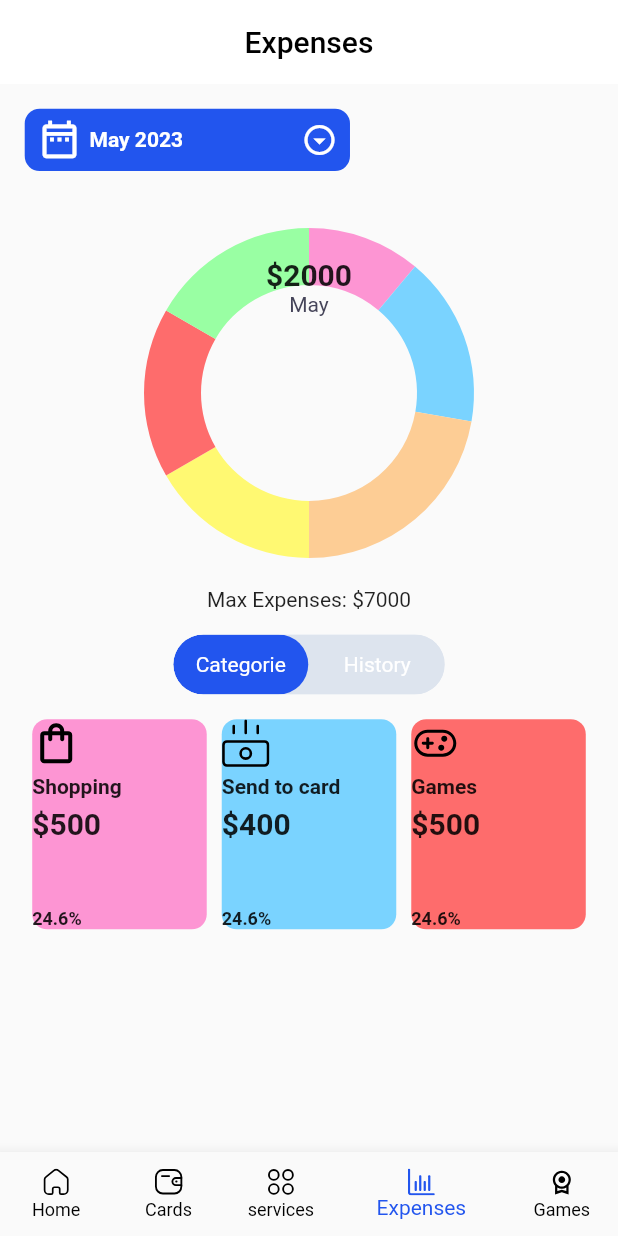
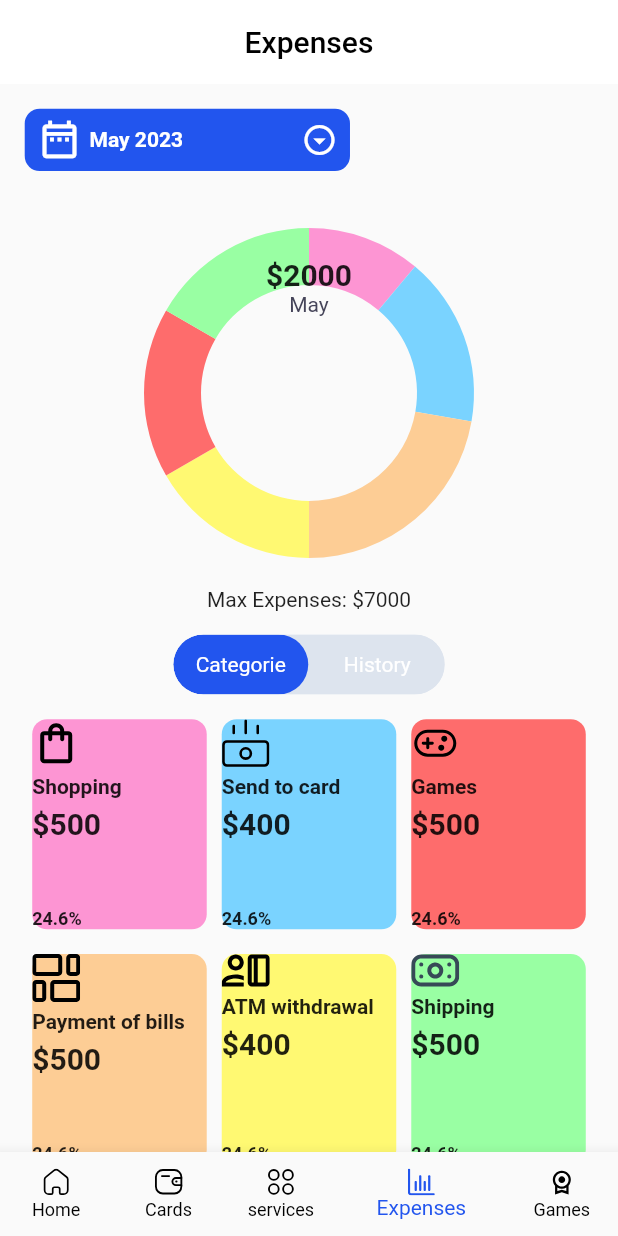
Before and after one commit to waleed750/tab_cash, a Flutter app: the screen it shows after launch, item 4 of the bottom bar chosen, on a phone screen of 412 x 824 dp. Run offline on Flutter 3.47's test engine with Material 2 defaults, Android fonts, the phone set to English and light mode, and no system bars; drawn by our look-alikes of toggle_switch; our stand-ins replace bloc, dio, equatable, flutter_bloc, flutter_svg, get_it and 3 more.

Commit message:
toggle fixed and cards added
Co-Authored-By: Mahmoud Hanafy <94074275+MahmoudHanaf@users.noreply.github.com>

```diff
--- a/tab_cash_orange/lib/features/authentication/presentation/cubit/home/cubit/home_cubit.dart
+++ b/tab_cash_orange/lib/features/authentication/presentation/cubit/home/cubit/home_cubit.dart
@@ -33,7 +33,7 @@ class HomeCubit extends Cubit<HomeState> {
 
   void switchButton(){
     emit(HomeSwitchButtonStartState());
-    labelIndex = labelIndex != 0 ? 1 : 0 ;
+    labelIndex = labelIndex == 0 ? 1 : 0 ;
     emit(HomeSwitchButtonEndState());
   }
 }
--- a/tab_cash_orange/lib/features/authentication/presentation/screens/expenses_screen.dart
+++ b/tab_cash_orange/lib/features/authentication/presentation/screens/expenses_screen.dart
@@ -111,27 +111,7 @@ class ExpensesScreen extends StatelessWidget {
                 const SizedBox(
                   height: 15.0,
                 ),
-                Center(child: ToggleSwitch(
-          minWidth: 90.0,
-          cornerRadius: 20.0,
-          activeBgColors: [
-            [AppColors.buttonColor],
-            [AppColors.buttonColor]
-          ],
-          activeFgColor: Colors.white,
-          inactiveBgColor: AppColors.disabledColor,
-          inactiveFgColor: Colors.white,
-          initialLabelIndex: cubit.labelIndex,
-          totalSwitches: 2,
-          labels: [
-            AppLocalizations.of(context)!.translate(AppStrings.categorie)!,
-            AppLocalizations.of(context)!.translate(AppStrings.history)!
-          ],
-          radiusStyle: true,
-          onToggle: (index) {
-              print(index);
-          },
-        )),
+                switchButton(context),
                 //!!!!!!!!!!!!!!!!!! Cards
                 if(cubit.labelIndex == 0 )...[
                     Container(
@@ -157,6 +137,34 @@ class ExpensesScreen extends StatelessWidget {
                       iconPath: IconManager.games_2Icon,
                       expenses: 500,
                       color: HexColor('FE6C6C')),
+
+                    ],
+                  ),
+                ),
+                 Container(
+                  margin: EdgeInsets.symmetric(
+                          horizontal: context.width * 0.04 ,
+
+                        ),
+                  child: Row(
+                    children: [
+                     cardWidget(context,
+                      color: HexColor('FDCD95') ,
+                      title: AppStrings.paymentOfBills ,
+                      iconPath: IconManager.billsIcon
+                      ),
+                      cardWidget(context,
+                      title: AppStrings.atmWithDrawal,
+                      color: HexColor('FFF972'),
+                      expenses: 400 ,
+                      iconPath: IconManager.atmIcon,
+                      ),
+                      cardWidget(context,
+                      title: AppStrings.shipping,
+                      iconPath: IconManager.shippingIcon,
+                      expenses: 500,
+                      color: HexColor('99FFA3')),
+
                     ],
                   ),
                 ),
--- a/tab_cash_orange/lib/features/authentication/presentation/widgets/card_widget.dart
+++ b/tab_cash_orange/lib/features/authentication/presentation/widgets/card_widget.dart
@@ -31,9 +31,11 @@ Widget cardWidget(BuildContext context , {
             fit: BoxFit.fitHeight,
             ) ,
           const SizedBox(height: 5.0,),
-          Text("${AppLocalizations.of(context)!.translate(title)??title}" , style: const TextStyle(
-            fontSize: 14.0 , fontWeight: FontWeight.bold ,overflow: TextOverflow.ellipsis
-          ),),
+          FittedBox(
+            child: Text("${AppLocalizations.of(context)!.translate(title)??title}" , style: const TextStyle(
+              fontSize: 14.0 , fontWeight: FontWeight.bold ,
+            ),),
+          ),
           const SizedBox(height: 5.0,),
           Text("\$$expenses" , style: const TextStyle(
             fontSize: 20.0 , fontWeight: FontWeight.bold ,
--- a/tab_cash_orange/lib/features/authentication/presentation/widgets/switch_button.dart
+++ b/tab_cash_orange/lib/features/authentication/presentation/widgets/switch_button.dart
@@ -1,28 +1,32 @@
-// import 'package:flutter/material.dart';
-// import 'package:flutter_bloc/flutter_bloc.dart';
-// import 'package:tab_cash_orange/config/localization/app_localizations.dart';
-// import 'package:tab_cash_orange/core/utils/app_colors.dart';
-// import 'package:tab_cash_orange/core/utils/app_strings.dart';
-// import 'package:tab_cash_orange/features/authentication/presentation/cubit/home/cubit/home_cubit.dart';
-// import 'package:toggle_switch/toggle_switch.dart';
+import 'package:flutter/material.dart';
+import 'package:flutter_bloc/flutter_bloc.dart';
+import 'package:tab_cash_orange/config/localization/app_localizations.dart';
+import 'package:tab_cash_orange/core/utils/app_colors.dart';
+import 'package:tab_cash_orange/core/utils/app_strings.dart';
+import 'package:tab_cash_orange/features/authentication/presentation/cubit/home/cubit/home_cubit.dart';
+import 'package:toggle_switch/toggle_switch.dart';
 
-// class switchButton extends StatefulWidget {
-//   const switchButton({super.key});
-
-//   @override
-//   State<switchButton> createState() => _switchButtonState();
-// }
-
-// class _switchButtonState extends State<switchButton> {
-//   @override
-//   Widget build(BuildContext context) {
-//     return  BlocConsumer<HomeCubit, HomeState>(
-//       listener: (context, state) {
-//         // TODO: implement listener
-//       },
-//       builder: (context, state) {
-//         return
-//       },
-//     );;
-//   }
-// }
+Widget switchButton(BuildContext context) =>
+        Center(
+          child: ToggleSwitch(
+            minWidth: 90.0,
+            cornerRadius: 20.0,
+            activeBgColors: [
+              [AppColors.buttonColor],
+              [AppColors.buttonColor]
+            ],
+            activeFgColor: Colors.white,
+            inactiveBgColor: AppColors.disabledColor,
+            inactiveFgColor: Colors.white,
+            initialLabelIndex: BlocProvider.of<HomeCubit>(context).labelIndex,
+            totalSwitches: 2,
+            labels: [
+              AppLocalizations.of(context)!.translate(AppStrings.categorie)!,
+              AppLocalizations.of(context)!.translate(AppStrings.history)!
+            ],
+            radiusStyle: true,
+            onToggle: (index) {
+              BlocProvider.of<HomeCubit>(context).switchButton();
+            },
+          ),
+        );
```
